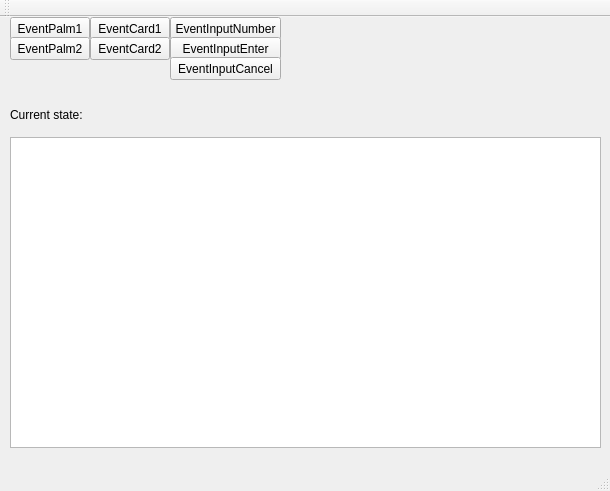
Old version of the form mainwindow.ui in the repository tyrell81/fsm.
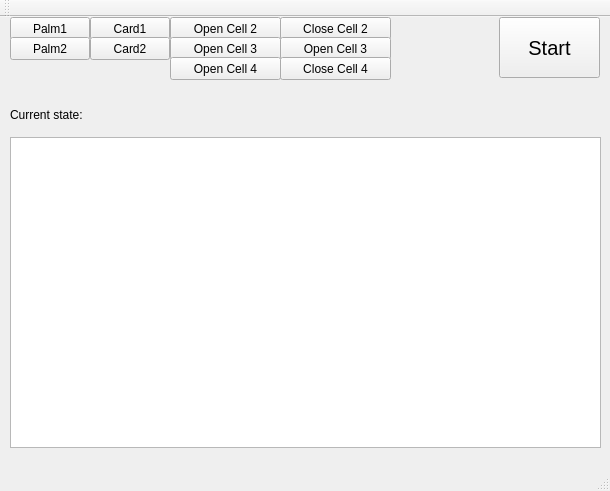
New version of the form.

```diff
--- a/mainwindow.ui
+++ b/mainwindow.ui
@@ -24,7 +24,7 @@
      </rect>
     </property>
     <property name="text">
-     <string>EventPalm1</string>
+     <string>Palm1</string>
     </property>
    </widget>
    <widget class="QPushButton" name="btnEventPalm2">
@@ -37,7 +37,7 @@
      </rect>
     </property>
     <property name="text">
-     <string>EventPalm2</string>
+     <string>Palm2</string>
     </property>
    </widget>
    <widget class="QPushButton" name="btnEventCard1">
@@ -50,7 +50,7 @@
      </rect>
     </property>
     <property name="text">
-     <string>EventCard1</string>
+     <string>Card1</string>
     </property>
    </widget>
    <widget class="QPushButton" name="btnEventCard2">
@@ -63,7 +63,7 @@
      </rect>
     </property>
     <property name="text">
-     <string>EventCard2</string>
+     <string>Card2</string>
     </property>
    </widget>
    <widget class="QPushButton" name="btnEventInputNumber">
@@ -76,7 +76,7 @@
      </rect>
     </property>
     <property name="text">
-     <string>EventInputNumber</string>
+     <string>Open Cell 2</string>
     </property>
    </widget>
    <widget class="QPushButton" name="btnEventInputEnter">
@@ -89,7 +89,7 @@
      </rect>
     </property>
     <property name="text">
-     <string>EventInputEnter</string>
+     <string>Open Cell 3</string>
     </property>
    </widget>
    <widget class="QPushButton" name="btnEventInputCancel">
@@ -102,7 +102,7 @@
      </rect>
     </property>
     <property name="text">
-     <string>EventInputCancel</string>
+     <string>Open Cell 4</string>
     </property>
    </widget>
    <widget class="QLabel" name="lblStateLabel">
@@ -154,6 +154,63 @@
      </sizepolicy>
     </property>
    </widget>
+   <widget class="QPushButton" name="btnStart">
+    <property name="geometry">
+     <rect>
+      <x>499</x>
+      <y>0</y>
+      <width>101</width>
+      <height>61</height>
+     </rect>
+    </property>
+    <property name="font">
+     <font>
+      <pointsize>15</pointsize>
+     </font>
+    </property>
+    <property name="text">
+     <string>Start</string>
+    </property>
+   </widget>
+   <widget class="QPushButton" name="btnCloseCell2">
+    <property name="geometry">
+     <rect>
+      <x>280</x>
+      <y>0</y>
+      <width>111</width>
+      <height>23</height>
+     </rect>
+    </property>
+    <property name="text">
+     <string>Close Cell 2</string>
+    </property>
+   </widget>
+   <widget class="QPushButton" name="btnCloseCell3">
+    <property name="geometry">
+     <rect>
+      <x>280</x>
+      <y>20</y>
+      <width>111</width>
+      <height>23</height>
+     </rect>
+    </property>
+    <property name="text">
+     <string>Open Cell 3</string>
+    </property>
+   </widget>
+   <widget class="QPushButton" name="btnCloseCell4">
+    <property name="geometry">
+     <rect>
+      <x>280</x>
+      <y>40</y>
+      <width>111</width>
+      <height>23</height>
+     </rect>
+    </property>
+    <property name="text">
+     <string>Close Cell 4</string>
+    </property>
+   </widget>
   </widget>
   <widget class="QMenuBar" name="menuBar">
    <property name="geometry">
```
Left out of the diff: 14 changed lines with no effect on the pictures.
